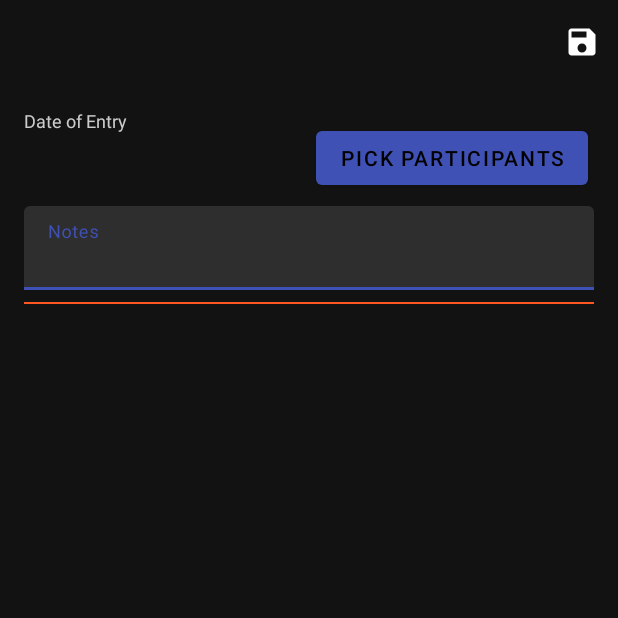
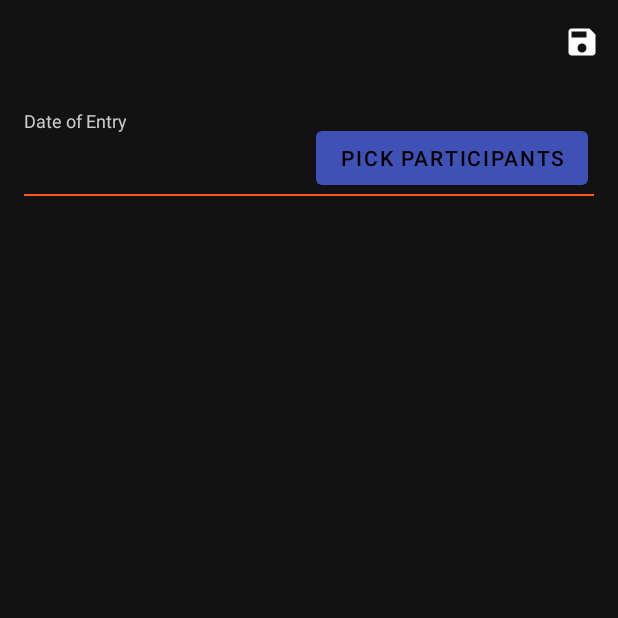
Before and after one commit to AplusKminus/ispork, an Android app: the TransactionEditActivity screen opened directly, with no data from a screen before it, on a phone screen of 412 x 824 dp, the top half of it. Run offline under Robolectric (Android 15) with nearby library versions, the phone set to English and light mode, and no system bars; 2 statements that could not run were skipped.

Commit message:
#8 Remove notes field from transaction

```diff
--- a/app/src/main/kotlin/app/pmsoft/ispork/data/FullTransaction.kt
+++ b/app/src/main/kotlin/app/pmsoft/ispork/data/FullTransaction.kt
@@ -13,8 +13,6 @@ class FullTransaction(
   override var id: Long,
   @Ignore
   override var entryDate: Date,
-  @Ignore
-  override var notes: String?,
   @Relation(
     parentColumn = "id",
     entityColumn = "transaction_id",
@@ -27,7 +25,6 @@ class FullTransaction(
   constructor() : this(
     0,
     Date(),
-    null,
     emptyList()
   )
 
--- a/app/src/main/kotlin/app/pmsoft/ispork/data/TransactionDao.kt
+++ b/app/src/main/kotlin/app/pmsoft/ispork/data/TransactionDao.kt
@@ -17,11 +17,10 @@ interface TransactionDao {
   @androidx.room.Transaction
   fun findById(id: Long): FullTransaction?
 
-  @Query("UPDATE `transaction` SET entry_date = :entryDate, notes = :notes WHERE id IS :id")
+  @Query("UPDATE `transaction` SET entry_date = :entryDate WHERE id IS :id")
   fun update(
     id: Long,
-    entryDate: Date,
-    notes: String?
+    entryDate: Date
   )
 
   @Insert
--- a/app/src/main/kotlin/app/pmsoft/ispork/transaction/TransactionEditActivity.kt
+++ b/app/src/main/kotlin/app/pmsoft/ispork/transaction/TransactionEditActivity.kt
@@ -9,7 +9,6 @@ import android.view.MenuItem
 import android.view.View
 import android.widget.Button
 import android.widget.DatePicker
-import android.widget.EditText
 import android.widget.TextView
 import androidx.appcompat.app.AppCompatActivity
 import androidx.recyclerview.widget.LinearLayoutManager
@@ -34,7 +33,6 @@ class TransactionEditActivity : AppCompatActivity(),
   private lateinit var detailsAdapter: SubTransactionsListAdapter
   private lateinit var detailsViewManager: RecyclerView.LayoutManager
 
-  private lateinit var notesField: EditText
   private lateinit var entryDateView: TextView
   private lateinit var detailsView: RecyclerView
   private lateinit var participantsButton: Button
@@ -81,8 +79,6 @@ class TransactionEditActivity : AppCompatActivity(),
     detailsView.setHasFixedSize(true)
     detailsView.layoutManager = detailsViewManager
     detailsView.adapter = detailsAdapter
-
-    notesField = findViewById(R.id.transaction_edit_notes_field)
 
     entryDateView = findViewById(R.id.transaction_edit_date_field)
 
@@ -173,13 +169,6 @@ class TransactionEditActivity : AppCompatActivity(),
   private fun updateViewFromData() {
     val entryDateString = DateHandler.format(data.entryDate)
     entryDateView.text = entryDateString
-    notesField.text.clear()
-    if (data.notes != null) {
-      notesField.text.insert(
-        0,
-        data.notes
-      )
-    }
   }
 
   override fun onOptionsItemSelected(item: MenuItem) = when (item.itemId) {
@@ -206,7 +195,6 @@ class TransactionEditActivity : AppCompatActivity(),
   }
 
   private fun persistInputs() {
-    data.notes = notesField.text.toString().trim().takeIf { it.isNotEmpty() }
     for (index in data.subTransactions.indices) {
       (detailsView.findViewHolderForAdapterPosition(index) as? SubTransactionsListAdapter.ViewHolder)
         ?.persistInputs()
--- a/app/src/main/kotlin/app/pmsoft/ispork/transaction/TransactionEditWrapper.kt
+++ b/app/src/main/kotlin/app/pmsoft/ispork/transaction/TransactionEditWrapper.kt
@@ -1,7 +1,6 @@
 package app.pmsoft.ispork.transaction
 
 import androidx.lifecycle.LiveData
-import androidx.lifecycle.MutableLiveData
 import app.pmsoft.ispork.data.FullSubTransaction
 import app.pmsoft.ispork.data.FullTransaction
 import app.pmsoft.ispork.data.Participant
@@ -14,9 +13,6 @@ class TransactionEditWrapper(
 
   val entryDateData = NonNullMutableLiveData(originalData.entryDate)
   var entryDate: Date by entryDateData
-
-  val notesData = MutableLiveData(originalData.notes)
-  var notes: String? by notesData
 
   private val _subTransactionsData: NonNullMutableLiveData<List<SubTransactionEditWrapper>> = NonNullMutableLiveData(emptyList())
   val subTransactionsData: NonNullLiveData<List<SubTransactionEditWrapper>> = _subTransactionsData.asImmutable()
@@ -125,7 +121,6 @@ class TransactionEditWrapper(
     return FullTransaction(
       originalData.id,
       entryDate,
-      notes,
       subTransactions.map { it.extractSubTransaction() }
     )
   }
--- a/app/src/main/kotlin/app/pmsoft/ispork/transaction/TransactionListViewHolder.kt
+++ b/app/src/main/kotlin/app/pmsoft/ispork/transaction/TransactionListViewHolder.kt
@@ -42,12 +42,6 @@ class TransactionListViewHolder(
     get() = layout
 
   override fun updateViewFromData(e: FullTransaction) {
-    if (e.notes.isNullOrBlank()) {
-      notesLabel.visibility = View.GONE
-    } else {
-      notesLabel.text = e.notes
-      notesLabel.visibility = View.VISIBLE
-    }
     val transferSum = e.getInternalSum()
     val externalSum = e.getExternalSum()
 
--- a/app/src/main/kotlin/app/pmsoft/ispork/transaction/TransactionListViewModel.kt
+++ b/app/src/main/kotlin/app/pmsoft/ispork/transaction/TransactionListViewModel.kt
@@ -46,8 +46,7 @@ class TransactionListViewModel(application: Application) : AndroidViewModel(appl
     } else {
       transactionDao.update(
         element.id,
-        element.entryDate,
-        element.notes
+        element.entryDate
       )
     }
     element.subTransactions.forEach {
--- a/app/src/main/res/layout/activity_transaction_edit.xml
+++ b/app/src/main/res/layout/activity_transaction_edit.xml
@@ -40,24 +40,6 @@
     app:layout_constraintTop_toBottomOf="@+id/transaction_edit_date_label"
     tools:text="2019-08-25" />
 
-  <com.google.android.material.textfield.TextInputLayout
-    android:id="@+id/transaction_edit_notes_layout"
-    android:layout_width="match_parent"
-    android:layout_height="wrap_content"
-    android:layout_marginTop="8dp"
-    android:hint="@string/notes"
-    app:layout_constraintStart_toStartOf="parent"
-    app:layout_constraintTop_toBottomOf="@+id/transaction_edit_pick_participants_button"
-    app:layout_constraintEnd_toEndOf="parent">
-
-    <com.google.android.material.textfield.TextInputEditText
-      android:id="@+id/transaction_edit_notes_field"
-      android:layout_width="match_parent"
-      android:layout_height="wrap_content"
-      android:inputType="textLongMessage|textAutoCorrect|textMultiLine|textCapSentences"
-      tools:text="Some Groceries" />
-  </com.google.android.material.textfield.TextInputLayout>
-
   <Button
     android:id="@+id/transaction_edit_pick_participants_button"
     android:layout_width="wrap_content"
@@ -74,7 +56,7 @@
     style="@style/Divider.Horizontal"
     android:layout_marginTop="8dp"
     app:layout_constraintStart_toStartOf="parent"
-    app:layout_constraintTop_toBottomOf="@+id/transaction_edit_notes_layout" />
+    app:layout_constraintTop_toBottomOf="@+id/transaction_edit_date_field" />
 
   <androidx.recyclerview.widget.RecyclerView
     android:id="@+id/transaction_edit_sub_transactions_view"
```
Also changed, not shown: app/src/main/kotlin/app/pmsoft/ispork/data/Transaction.kt (+2 -6 lines), 1 other file.
